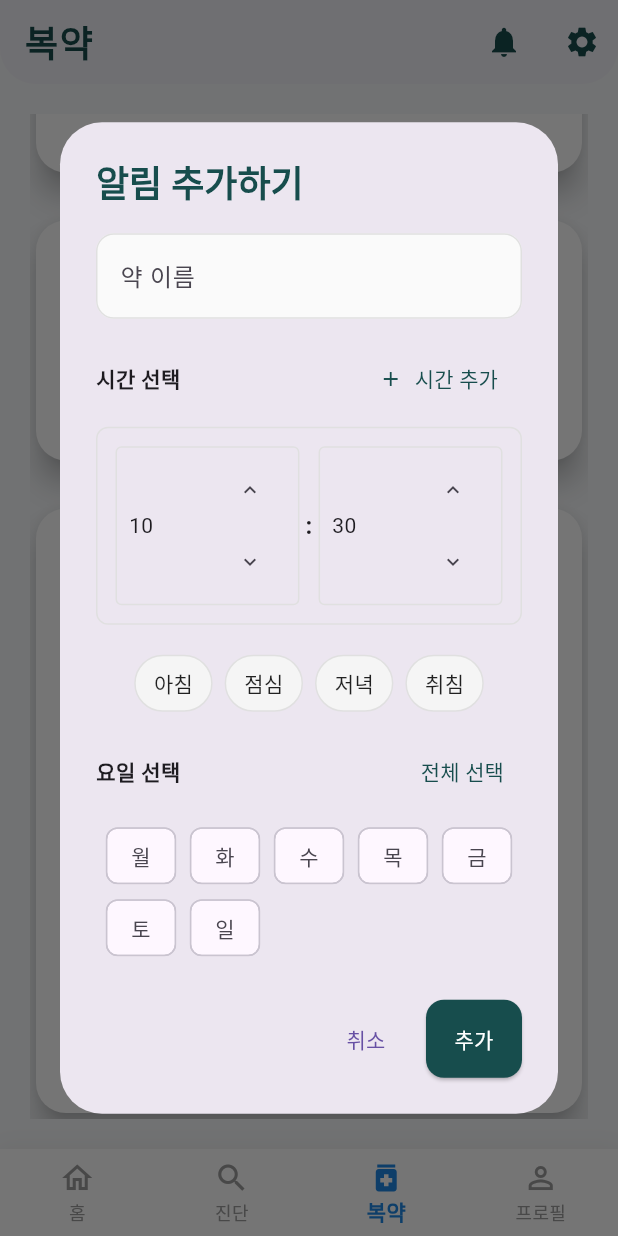
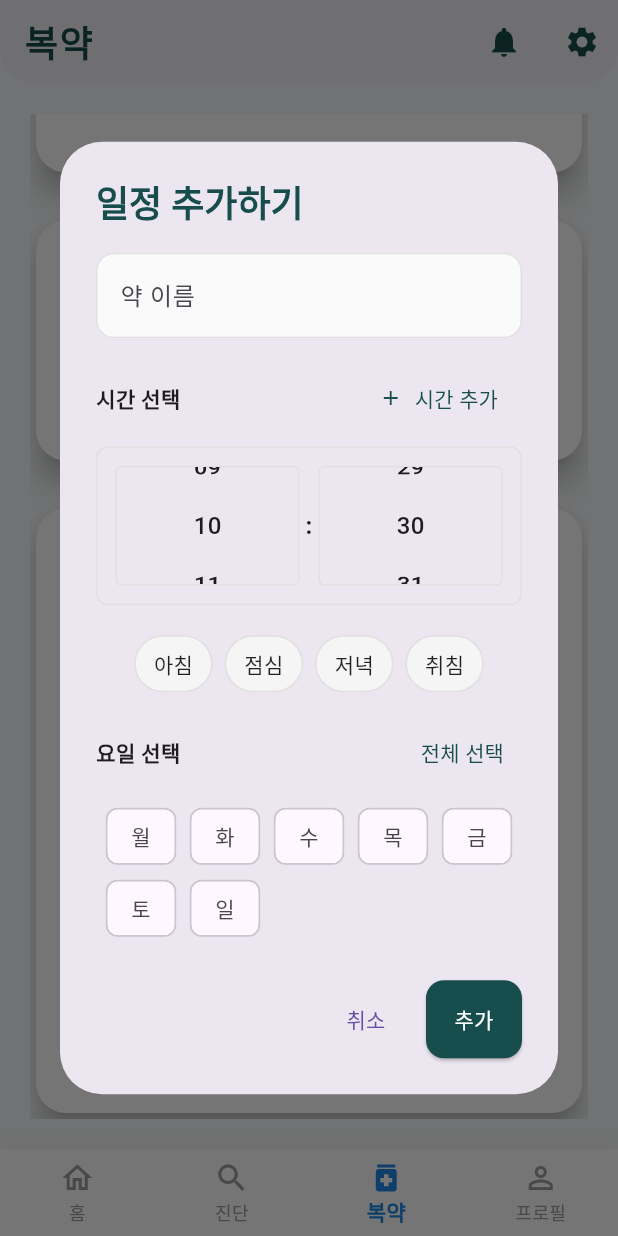
Before and after one commit to KICT2022/frontend, a Flutter app: the MedicationScreen screen opened by its route, scrolled down 248 dp, after a tap on "일정 추가하기", on a phone screen of 412 x 824 dp. Run offline on Flutter 3.47's test engine with Material 3 defaults, Android fonts, the phone set to English and light mode, and no system bars; our stand-ins replace flutter_local_notifications, go_router, shared_preferences, timezone; accounts and stored records are empty; Roboto replaces fonts that are missing (NotoSansKR).

Commit message:
알림 기능 개선: AndroidManifest.xml에 부팅 완료 및 포그라운드 서비스 권한 추가, main.dart에서 알림 서비스 초기화 시 오류 처리 로직 추가, medication_screen.dart에서 알림 관련 메서드 정리 및 UI 개선, splash_screen.dart에서 알림 권한 요청 로직 개선, notification_service.dart에서 알림 초기화 및 권한 요청 로직 개선.

```diff
--- a/lib/main.dart
+++ b/lib/main.dart
@@ -40,7 +40,11 @@ void main() async {
   await SharedPreferences.getInstance();
 
   // 알림 서비스 초기화 (권한 요청은 나중에)
+  try {
     await NotificationService.initialize(requestPermissions: false);
+  } catch (e) {
+    print('앱 시작 시 알림 서비스 초기화 실패: $e');
+  }
 
   // 성능 최적화를 위한 설정
   if (Platform.isAndroid) {
@@ -68,31 +72,47 @@ class MyApp extends StatelessWidget {
         ChangeNotifierProvider(create: (_) => UserProvider()),
         ChangeNotifierProvider(
           create: (context) {
+            try {
               final provider = NotificationProvider();
               globalNotificationProvider = provider;
               setGlobalNotificationProvider(provider);
               return provider;
+            } catch (e) {
+              print('NotificationProvider 생성 실패: $e');
+              return NotificationProvider();
+            }
           },
         ),
         ChangeNotifierProvider(
           create: (context) {
+            try {
               final provider = ReminderProvider();
               // NotificationProvider와 연결
               WidgetsBinding.instance.addPostFrameCallback((_) {
-              final notificationProvider = Provider.of<NotificationProvider>(
-                context,
-                listen: false,
-              );
+                try {
+                  final notificationProvider =
+                      Provider.of<NotificationProvider>(context, listen: false);
                   provider.setNotificationCallback((title, message, type) {
+                    try {
                       notificationProvider.addNotification(
                         title: title,
                         message: message,
                         timestamp: DateTime.now(),
                         type: type,
                       );
+                    } catch (e) {
+                      print('알림 추가 실패: $e');
+                    }
                   });
+                } catch (e) {
+                  print('NotificationProvider 연결 실패: $e');
+                }
               });
               return provider;
+            } catch (e) {
+              print('ReminderProvider 생성 실패: $e');
+              return ReminderProvider();
+            }
           },
         ),
       ],
--- a/lib/screens/medication_screen.dart
+++ b/lib/screens/medication_screen.dart
@@ -3,7 +3,6 @@ import 'package:provider/provider.dart';
 import 'package:go_router/go_router.dart';
 import '../providers/notification_provider.dart';
 import '../providers/reminder_provider.dart';
-import '../utils/notification_service.dart';
 
 import '../widgets/bottom_navigation.dart';
 
@@ -244,42 +243,6 @@ class _MedicationScreenState extends State<MedicationScreen> {
         },
       ),
     );
-  }
-
-  // 오늘 복용해야 하는 약들을 가져오는 메서드
-  List<Map<String, dynamic>> _getTodayMedications(
-    List<Map<String, dynamic>> reminders,
-  ) {
-    final now = DateTime.now();
-    final today = now.weekday; // 1: 월요일, 2: 화요일, ..., 7: 일요일
-    final todayKorean = _getKoreanWeekday(today);
-
-    List<Map<String, dynamic>> todayMedications = [];
-
-    for (final reminder in reminders) {
-      final days = List<String>.from(reminder['days']);
-      if (days.contains(todayKorean)) {
-        // 시간별로 약을 분류
-        final times = reminder['time'].split(', ');
-        for (final time in times) {
-          final timeOfDay = _getTimeOfDay(time);
-          todayMedications.add({
-            'name': reminder['text'].split(' • ')[0], // 약 이름
-            'time': time,
-            'timeOfDay': timeOfDay,
-            'note': reminder['note'] ?? '',
-          });
-        }
-      }
-    }
-
-    // 시간대별로 정렬 (아침 -> 점심 -> 저녁)
-    todayMedications.sort((a, b) {
-      final order = {'아침': 0, '점심': 1, '저녁': 2};
-      return order[a['timeOfDay']]!.compareTo(order[b['timeOfDay']]!);
-    });
-
-    return todayMedications;
   }
 
   // 요일을 한국어로 변환
@@ -845,7 +808,7 @@ class _MedicationScreenState extends State<MedicationScreen> {
           builder: (context, setState) {
             return AlertDialog(
               title: Text(
-                isEditing ? '알림 수정하기' : '알림 추가하기',
+                isEditing ? '일정 수정하기' : '일정 추가하기',
                 style: TextStyle(
                   color: Color(0xFF174D4D),
                   fontWeight: FontWeight.bold,
@@ -913,75 +876,48 @@ class _MedicationScreenState extends State<MedicationScreen> {
                                   // 시간 선택
                                   Expanded(
                                     child: Container(
-                                      padding: const EdgeInsets.symmetric(
-                                        horizontal: 8,
-                                        vertical: 4,
-                                      ),
+                                      height: 80,
                                       decoration: BoxDecoration(
                                         border: Border.all(
                                           color: Colors.grey.shade300,
                                         ),
                                         borderRadius: BorderRadius.circular(4),
                                       ),
-                                      child: Row(
-                                        mainAxisAlignment:
-                                            MainAxisAlignment.spaceBetween,
-                                        children: [
-                                          Text(
-                                            '${time.hour.toString().padLeft(2, '0')}',
-                                            style: TextStyle(fontSize: 14),
-                                          ),
-                                          Column(
-                                            children: [
-                                              IconButton(
-                                                icon: Icon(
-                                                  Icons.keyboard_arrow_up,
-                                                  size: 16,
-                                                ),
-                                                onPressed: () {
+                                      child: ListWheelScrollView.useDelegate(
+                                        itemExtent: 40,
+                                        physics: FixedExtentScrollPhysics(),
+                                        controller: FixedExtentScrollController(
+                                          initialItem: time.hour,
+                                        ),
+                                        onSelectedItemChanged: (value) {
                                           setState(() {
-                                                    int newHour = time.hour + 1;
-                                                    if (newHour > 23)
-                                                      newHour = 0;
-                                                    selectedTimes[index] =
-                                                        TimeOfDay(
-                                                          hour: newHour,
+                                            selectedTimes[index] = TimeOfDay(
+                                              hour: value,
                                               minute: time.minute,
                                             );
                                           });
                                         },
-                                                padding: EdgeInsets.zero,
-                                                constraints: BoxConstraints(
-                                                  minWidth: 24,
-                                                  minHeight: 24,
-                                                ),
-                                              ),
-                                              IconButton(
-                                                icon: Icon(
-                                                  Icons.keyboard_arrow_down,
-                                                  size: 16,
-                                                ),
-                                                onPressed: () {
-                                                  setState(() {
-                                                    int newHour = time.hour - 1;
-                                                    if (newHour < 0)
-                                                      newHour = 23;
-                                                    selectedTimes[index] =
-                                                        TimeOfDay(
-                                                          hour: newHour,
-                                                          minute: time.minute,
-                                                        );
-                                                  });
-                                                },
-                                                padding: EdgeInsets.zero,
-                                                constraints: BoxConstraints(
-                                                  minWidth: 24,
-                                                  minHeight: 24,
-                                                ),
-                                              ),
-                                            ],
-                                          ),
-                                        ],
+                                        childDelegate:
+                                            ListWheelChildBuilderDelegate(
+                                              builder: (context, index) {
+                                                if (index < 0 || index > 23)
+                                                  return null;
+                                                return Center(
+                                                  child: Text(
+                                                    index.toString().padLeft(
+                                                      2,
+                                                      '0',
+                                                    ),
+                                                    style: TextStyle(
+                                                      fontSize: 16,
+                                                      fontWeight:
+                                                          FontWeight.w500,
+                                                    ),
+                                                  ),
+                                                );
+                                              },
+                                              childCount: 24,
+                                            ),
                                       ),
                                     ),
                                   ),
@@ -1000,77 +936,48 @@ class _MedicationScreenState extends State<MedicationScreen> {
                                   // 분 선택
                                   Expanded(
                                     child: Container(
-                                      padding: const EdgeInsets.symmetric(
-                                        horizontal: 8,
-                                        vertical: 4,
-                                      ),
+                                      height: 80,
                                       decoration: BoxDecoration(
                                         border: Border.all(
                                           color: Colors.grey.shade300,
                                         ),
                                         borderRadius: BorderRadius.circular(4),
                                       ),
-                                      child: Row(
-                                        mainAxisAlignment:
-                                            MainAxisAlignment.spaceBetween,
-                                        children: [
-                                          Text(
-                                            '${time.minute.toString().padLeft(2, '0')}',
-                                            style: TextStyle(fontSize: 14),
-                                          ),
-                                          Column(
-                                            children: [
-                                              IconButton(
-                                                icon: Icon(
-                                                  Icons.keyboard_arrow_up,
-                                                  size: 16,
-                                                ),
-                                                onPressed: () {
+                                      child: ListWheelScrollView.useDelegate(
+                                        itemExtent: 40,
+                                        physics: FixedExtentScrollPhysics(),
+                                        controller: FixedExtentScrollController(
+                                          initialItem: time.minute,
+                                        ),
+                                        onSelectedItemChanged: (value) {
                                           setState(() {
-                                                    int newMinute =
-                                                        time.minute + 5;
-                                                    if (newMinute >= 60)
-                                                      newMinute = 0;
-                                                    selectedTimes[index] =
-                                                        TimeOfDay(
+                                            selectedTimes[index] = TimeOfDay(
                                               hour: time.hour,
-                                                          minute: newMinute,
+                                              minute: value,
                                             );
                                           });
                                         },
-                                                padding: EdgeInsets.zero,
-                                                constraints: BoxConstraints(
-                                                  minWidth: 24,
-                                                  minHeight: 24,
-                                                ),
-                                              ),
-                                              IconButton(
-                                                icon: Icon(
-                                                  Icons.keyboard_arrow_down,
-                                                  size: 16,
-                                                ),
-                                                onPressed: () {
-                                                  setState(() {
-                                                    int newMinute =
-                                                        time.minute - 5;
-                                                    if (newMinute < 0)
-                                                      newMinute = 55;
-                                                    selectedTimes[index] =
-                                                        TimeOfDay(
-                                                          hour: time.hour,
-                                                          minute: newMinute,
-                                                        );
-                                                  });
-                                                },
-                                                padding: EdgeInsets.zero,
-                                                constraints: BoxConstraints(
-                                                  minWidth: 24,
-                                                  minHeight: 24,
-                                                ),
-                                              ),
-                                            ],
-                                          ),
-                                        ],
+                                        childDelegate:
+                                            ListWheelChildBuilderDelegate(
+                                              builder: (context, index) {
+                                                if (index < 0 || index > 59)
+                                                  return null;
+                                                return Center(
+                                                  child: Text(
+                                                    index.toString().padLeft(
+                                                      2,
+                                                      '0',
+                                                    ),
+                                                    style: TextStyle(
+                                                      fontSize: 16,
+                                                      fontWeight:
+                                                          FontWeight.w500,
+                                                    ),
+                                                  ),
+                                                );
+                                              },
+                                              childCount: 60,
+                                            ),
                                       ),
                                     ),
                                   ),
```
Also changed, not shown: lib/screens/splash_screen.dart (+11 -1 lines), lib/utils/notification_service.dart (+427 -24 lines), 1 other file. Lines whose indentation alone changed are shown as unchanged.
